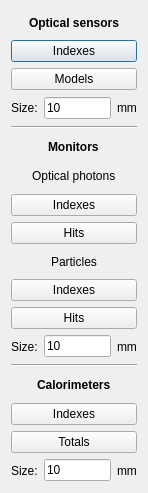
First picture: the form in ants3bundle/src/ants3/gui/geom/ashownumbersdialog.ui, repository andrmor/ANTS3bundle, before the edit.
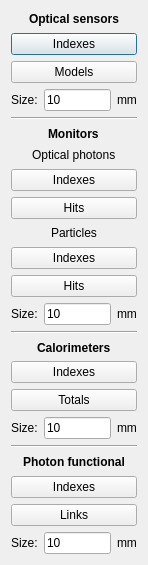
Second picture: the form after the edit.

Patch:
```diff
--- a/ants3bundle/src/ants3/gui/geom/ashownumbersdialog.ui
+++ b/ants3bundle/src/ants3/gui/geom/ashownumbersdialog.ui
@@ -7,7 +7,7 @@
     <x>0</x>
     <y>0</y>
     <width>148</width>
-    <height>493</height>
+    <height>565</height>
    </rect>
   </property>
   <property name="windowTitle">
@@ -209,6 +209,67 @@
      </item>
     </layout>
    </item>
+   <item>
+    <widget class="Line" name="line_3">
+     <property name="orientation">
+      <enum>Qt::Horizontal</enum>
+     </property>
+    </widget>
+   </item>
+   <item>
+    <widget class="QLabel" name="label_12">
+     <property name="font">
+      <font>
+       <bold>true</bold>
+      </font>
+     </property>
+     <property name="text">
+      <string>Photon functional</string>
+     </property>
+     <property name="alignment">
+      <set>Qt::AlignCenter</set>
+     </property>
+    </widget>
+   </item>
+   <item>
+    <widget class="QPushButton" name="pbPhFunIndex">
+     <property name="text">
+      <string>Indexes</string>
+     </property>
+    </widget>
+   </item>
+   <item>
+    <widget class="QPushButton" name="pbPhFunLinks">
+     <property name="text">
+      <string>Links</string>
+     </property>
+    </widget>
+   </item>
+   <item>
+    <layout class="QHBoxLayout" name="horizontalLayout_4">
+     <item>
+      <widget class="QLabel" name="label_13">
+       <property name="text">
+        <string>Size:</string>
+       </property>
+      </widget>
+     </item>
+     <item>
+      <widget class="QLineEdit" name="ledSizePhFun">
+       <property name="text">
+        <string>10</string>
+       </property>
+      </widget>
+     </item>
+     <item>
+      <widget class="QLabel" name="label_14">
+       <property name="text">
+        <string>mm</string>
+       </property>
+      </widget>
+     </item>
+    </layout>
+   </item>
   </layout>
  </widget>
  <resources/>
```
